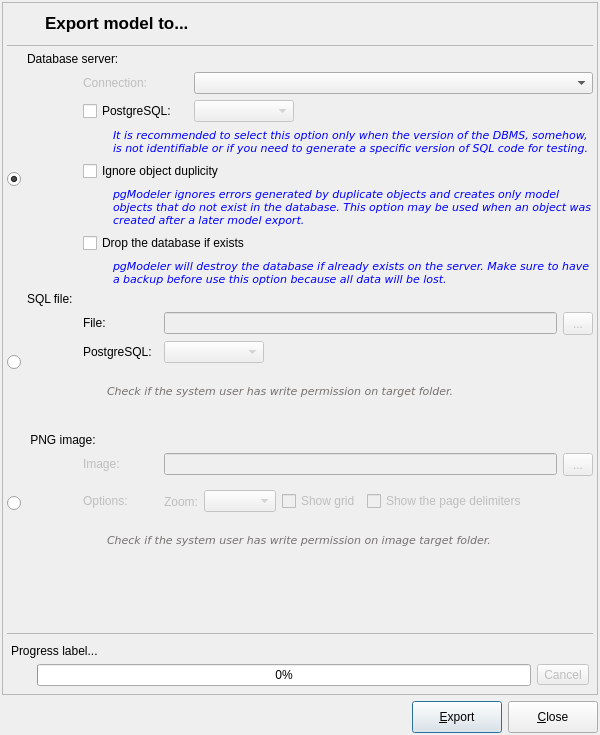
Before: the Qt Designer form libpgmodeler_ui/ui/modelexportform.ui in pgmodeler/pgmodeler, drawn with Qt 5.
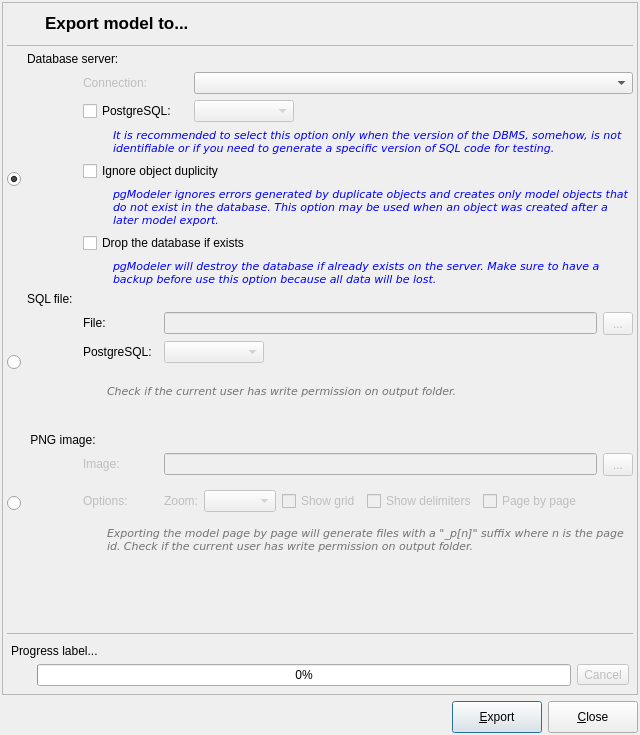
After: the same form once the commit is applied. Icons and pictures are not drawn.

Commit message: Added support to export models to png image page by page.

The edit to the form file:
```diff
--- a/libpgmodeler_ui/ui/modelexportform.ui
+++ b/libpgmodeler_ui/ui/modelexportform.ui
@@ -9,7 +9,7 @@
    <rect>
     <x>0</x>
     <y>0</y>
-    <width>600</width>
+    <width>640</width>
     <height>735</height>
    </rect>
   </property>
@@ -21,13 +21,13 @@
   </property>
   <property name="minimumSize">
    <size>
-    <width>600</width>
-    <height>630</height>
+    <width>640</width>
+    <height>640</height>
    </size>
   </property>
   <property name="maximumSize">
    <size>
-    <width>600</width>
+    <width>640</width>
     <height>735</height>
    </size>
   </property>
@@ -330,13 +330,29 @@
              <bool>false</bool>
             </property>
             <property name="sizePolicy">
+             <sizepolicy hsizetype="Preferred" vsizetype="Fixed">
+              <horstretch>0</horstretch>
+              <verstretch>0</verstretch>
+             </sizepolicy>
+            </property>
+            <property name="text">
+             <string>Show delimiters</string>
+            </property>
+           </widget>
+          </item>
+          <item>
+           <widget class="QCheckBox" name="page_by_page_chk">
+            <property name="enabled">
+             <bool>false</bool>
+            </property>
+            <property name="sizePolicy">
              <sizepolicy hsizetype="Expanding" vsizetype="Fixed">
               <horstretch>0</horstretch>
               <verstretch>0</verstretch>
              </sizepolicy>
             </property>
             <property name="text">
-             <string>Show the page delimiters</string>
+             <string>Page by page</string>
             </property>
            </widget>
           </item>
@@ -432,7 +448,7 @@
              </font>
             </property>
             <property name="text">
-             <string>Check if the system user has write permission on image target folder.</string>
+             <string>Exporting the model page by page will generate files with a &quot;_p[n]&quot; suffix where n is the page id. Check if the current user has write permission on output folder.</string>
             </property>
             <property name="textFormat">
              <enum>Qt::PlainText</enum>
@@ -710,7 +726,7 @@
              </font>
             </property>
             <property name="text">
-             <string>Check if the system user has write permission on target folder.</string>
+             <string>Check if the current user has write permission on output folder.</string>
             </property>
             <property name="textFormat">
              <enum>Qt::PlainText</enum>
```
The commit also changes 10 other files.
